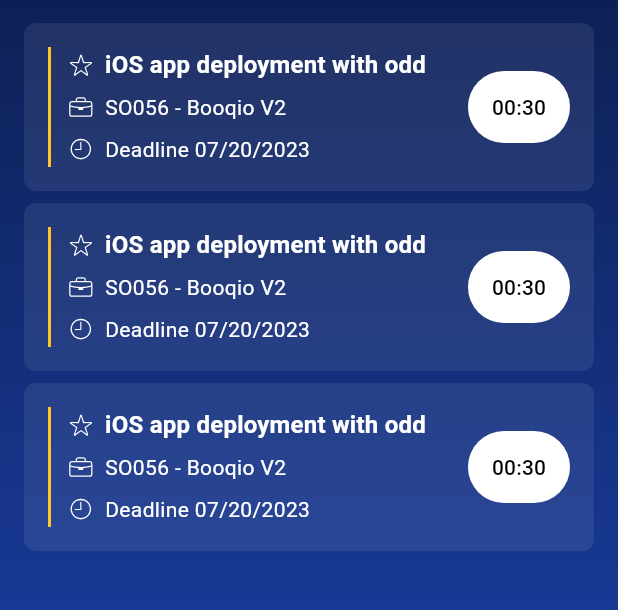
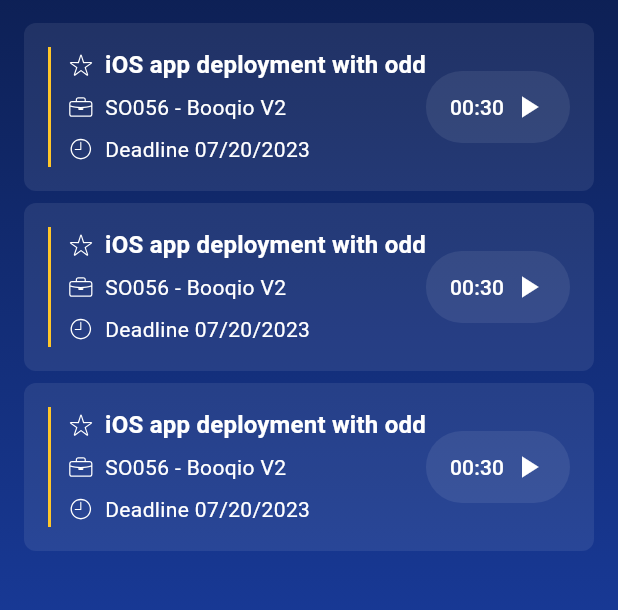
Before and after one commit to filipepatricio/odoo_timesheets, a Flutter app: the screen it shows after launch, on a phone screen of 412 x 824 dp, the part 85-695 px from its top. Run offline on Flutter 3.47's test engine with Material 3 defaults, Android fonts, the phone set to English and light mode, and no system bars; our stand-ins replace equatable, flutter_bloc.

Commit message:
Add timer bloc

```diff
--- /dev/null
+++ b/lib/blocs/bloc_exports.dart
@@ -0,0 +1,2 @@
+export 'package:flutter_bloc/flutter_bloc.dart';
+export 'package:odoo_apexive/blocs/timer_bloc/timer_bloc.dart';
--- /dev/null
+++ b/lib/blocs/timer_bloc/timer_bloc.dart
@@ -0,0 +1,74 @@
+import 'dart:async';
+import 'package:equatable/equatable.dart';
+import 'package:flutter/material.dart';
+import 'package:odoo_apexive/blocs/bloc_exports.dart';
+import 'package:odoo_apexive/models/ticker.dart';
+
+part 'timer_event.dart';
+part 'timer_state.dart';
+
+class TimerBloc extends Bloc<TimerEvent, TimerState> {
+  TimerBloc({required Ticker ticker, required int duration})
+      : _ticker = ticker,
+        _duration = duration,
+        super(TimerInitial(duration)) {
+    on<TimerStarted>(_onStarted);
+    on<TimerPaused>(_onPaused);
+    on<TimerResumed>(_onResumed);
+    on<TimerStopped>(_onStopped);
+    on<TimerReset>(_onReset);
+    on<_TimerTicked>(_onTicked);
+  }
+
+  final Ticker _ticker;
+  final int _duration;
+
+  StreamSubscription<int>? _tickerSubscription;
+
+  @override
+  Future<void> close() {
+    _tickerSubscription?.cancel();
+    return super.close();
+  }
+
+  void _onStarted(TimerStarted event, Emitter<TimerState> emit) {
+    emit(TimerRunInProgress(state.duration));
+    _tickerSubscription?.cancel();
+    _tickerSubscription = _ticker
+        .tick(ticks: state.duration)
+        .listen((duration) => add(_TimerTicked(duration: duration)));
+  }
+
+  void _onPaused(TimerPaused event, Emitter<TimerState> emit) {
+    if (state is TimerRunInProgress) {
+      _tickerSubscription?.pause();
+      emit(TimerRunPause(state.duration));
+    }
+  }
+
+  void _onResumed(TimerResumed resume, Emitter<TimerState> emit) {
+    if (state is TimerRunPause) {
+      _tickerSubscription?.resume();
+      emit(TimerRunInProgress(state.duration));
+    }
+  }
+
+  void _onStopped(TimerStopped event, Emitter<TimerState> emit) {
+    _tickerSubscription?.cancel();
+    emit(const TimerRunComplete());
+  }
+
+  void _onReset(TimerReset event, Emitter<TimerState> emit) {
+    _tickerSubscription?.cancel();
+    emit(TimerInitial(_duration));
+  }
+
+  void _onTicked(_TimerTicked event, Emitter<TimerState> emit) {
+    debugPrint("TimerTicked: $event.duration");
+    emit(
+      event.duration > 0
+          ? TimerRunInProgress(event.duration)
+          : const TimerRunComplete(),
+    );
+  }
+}
--- /dev/null
+++ b/lib/blocs/timer_bloc/timer_event.dart
@@ -0,0 +1,30 @@
+part of 'timer_bloc.dart';
+
+sealed class TimerEvent {
+  const TimerEvent();
+}
+
+final class TimerStarted extends TimerEvent {
+  const TimerStarted();
+}
+
+final class TimerPaused extends TimerEvent {
+  const TimerPaused();
+}
+
+final class TimerResumed extends TimerEvent {
+  const TimerResumed();
+}
+
+class TimerStopped extends TimerEvent {
+  const TimerStopped();
+}
+
+class TimerReset extends TimerEvent {
+  const TimerReset();
+}
+
+class _TimerTicked extends TimerEvent {
+  const _TimerTicked({required this.duration});
+  final int duration;
+}
--- /dev/null
+++ b/lib/blocs/timer_bloc/timer_state.dart
@@ -0,0 +1,25 @@
+part of 'timer_bloc.dart';
+
+sealed class TimerState extends Equatable {
+  const TimerState(this.duration);
+  final int duration;
+
+  @override
+  List<Object> get props => [duration];
+}
+
+final class TimerInitial extends TimerState {
+  const TimerInitial(super.duration);
+}
+
+final class TimerRunPause extends TimerState {
+  const TimerRunPause(super.duration);
+}
+
+final class TimerRunInProgress extends TimerState {
+  const TimerRunInProgress(super.duration);
+}
+
+final class TimerRunComplete extends TimerState {
+  const TimerRunComplete() : super(0);
+}
--- a/lib/main.dart
+++ b/lib/main.dart
@@ -17,6 +17,7 @@ class MyApp extends StatelessWidget {
           onPrimaryContainer: const Color(0xFF000000),
           onSurface: const Color(0xFFFFFFFF),
           secondaryContainer: const Color(0xFFFFFFFF).withOpacity(0.16),
+          onSecondaryContainer: const Color(0xFFFFFFFF),
           onSecondary: const Color(0xFFFFFFFF),
           background: const Color(0xFF0C1D4D),
           surface: const Color(0xFF214ECC),
--- a/lib/models/task_timer.dart
+++ b/lib/models/task_timer.dart
@@ -4,7 +4,7 @@ class TaskTimer extends Equatable {
   TaskTimer({
     required this.task,
     required this.project,
-    this.duration,
+    this.duration = 30,
     this.description,
     this.isFavourite,
   }) {
@@ -13,8 +13,7 @@ class TaskTimer extends Equatable {
 
   final String task;
   final String project;
-
-  final int? duration;
+  final int duration;
   final String? description;
 
   bool? isFavourite;
--- /dev/null
+++ b/lib/models/ticker.dart
@@ -0,0 +1,7 @@
+class Ticker {
+  const Ticker();
+  Stream<int> tick({required int ticks}) {
+    return Stream.periodic(const Duration(seconds: 1), (x) => ticks - x - 1)
+        .take(ticks);
+  }
+}
--- a/lib/presentation/widgets/timer_card.dart
+++ b/lib/presentation/widgets/timer_card.dart
@@ -1,8 +1,11 @@
 import 'package:flutter_svg/flutter_svg.dart';
 import 'package:flutter/material.dart';
+import 'package:odoo_apexive/blocs/bloc_exports.dart';
 import 'package:odoo_apexive/models/task_timer.dart';
+import 'package:odoo_apexive/models/ticker.dart';
 import 'package:odoo_apexive/presentation/styles/app_dimens.dart';
 import 'package:odoo_apexive/presentation/styles/vector_graphics.dart';
+import 'package:odoo_apexive/utils/utils.dart';
 
 class TimerCard extends StatelessWidget {
   const TimerCard({
@@ -14,7 +17,12 @@ class TimerCard extends StatelessWidget {
 
   @override
   Widget build(BuildContext context) {
-    return Container(
+    return BlocProvider(
+      create: (context) => TimerBloc(
+        ticker: const Ticker(),
+        duration: taskTimer.duration,
+      ),
+      child: Container(
         decoration: BoxDecoration(
             borderRadius: BorderRadius.circular(AppDimens.s),
             color: Theme.of(context).colorScheme.onSurface.withOpacity(0.08)),
@@ -23,10 +31,7 @@ class TimerCard extends StatelessWidget {
           child: Row(
             crossAxisAlignment: CrossAxisAlignment.center,
             children: [
-            Container(
-              width: AppDimens.xxs,
-              color: const Color(0xFFFFC629),
-            ),
+              const YellowBar(),
               const SizedBox(width: AppDimens.s),
               Flexible(
                 child: _InfoColumn(
@@ -38,6 +43,21 @@ class TimerCard extends StatelessWidget {
             ],
           ),
         ),
+      ),
+    );
+  }
+}
+
+class YellowBar extends StatelessWidget {
+  const YellowBar({
+    super.key,
+  });
+
+  @override
+  Widget build(BuildContext context) {
+    return Container(
+      width: AppDimens.xxs,
+      color: const Color(0xFFFFC629),
     );
   }
 }
@@ -128,7 +148,42 @@ class _ClockButton extends StatelessWidget {
 
   @override
   Widget build(BuildContext context) {
-    return Container(
+    return BlocBuilder<TimerBloc, TimerState>(
+      buildWhen: (prev, state) => prev.runtimeType != state.runtimeType,
+      builder: (context, state) {
+        final duration =
+            context.select((TimerBloc bloc) => bloc.state.duration);
+
+        final textColor = state is TimerRunInProgress
+            ? Theme.of(context).colorScheme.onPrimaryContainer
+            : Theme.of(context).colorScheme.onSecondaryContainer;
+
+        final backgroundColor = state is TimerRunInProgress
+            ? Theme.of(context).colorScheme.onSurface
+            : Theme.of(context).colorScheme.onSurface.withOpacity(0.08);
+
+        final iconData =
+            state is TimerRunInProgress ? Icons.pause : Icons.play_arrow;
+
+        return GestureDetector(
+          onTap: () {
+            switch (state) {
+              case TimerInitial():
+                context.read<TimerBloc>().add(const TimerStarted());
+                break;
+              case TimerRunInProgress():
+                context.read<TimerBloc>().add(const TimerPaused());
+                break;
+              case TimerRunPause():
+                context.read<TimerBloc>().add(const TimerResumed());
+                break;
+              case TimerRunComplete():
+                context.read<TimerBloc>().add(const TimerReset());
+                context.read<TimerBloc>().add(const TimerStarted());
+                break;
+            }
+          },
+          child: Container(
             padding: const EdgeInsets.symmetric(
               horizontal: AppDimens.m,
               vertical: AppDimens.sl,
@@ -136,16 +191,25 @@ class _ClockButton extends StatelessWidget {
             alignment: Alignment.center,
             height: AppDimens.xxxl,
             decoration: BoxDecoration(
-        color: Theme.of(context).colorScheme.onSurface,
+              color: backgroundColor,
               borderRadius: BorderRadius.circular(AppDimens.xc),
             ),
-      child: Text(
-        '00:30',
+            child: Row(
+              children: [
+                Text(
+                  Utils.formatDuration(duration),
                   style: Theme.of(context)
                       .textTheme
                       .labelLarge!
-            .copyWith(color: Theme.of(context).colorScheme.onPrimaryContainer),
+                      .copyWith(color: textColor),
                 ),
+                const SizedBox(width: AppDimens.xs),
+                Icon(iconData, color: textColor)
+              ],
+            ),
+          ),
+        );
+      },
     );
   }
 }
--- /dev/null
+++ b/lib/utils/utils.dart
@@ -0,0 +1,8 @@
+class Utils {
+  static String formatDuration(int duration) {
+    final minutesStr =
+        ((duration / 60) % 60).floor().toString().padLeft(2, '0');
+    final secondsStr = (duration % 60).toString().padLeft(2, '0');
+    return '$minutesStr:$secondsStr';
+  }
+}
```
Lines whose indentation alone changed are shown as unchanged.
